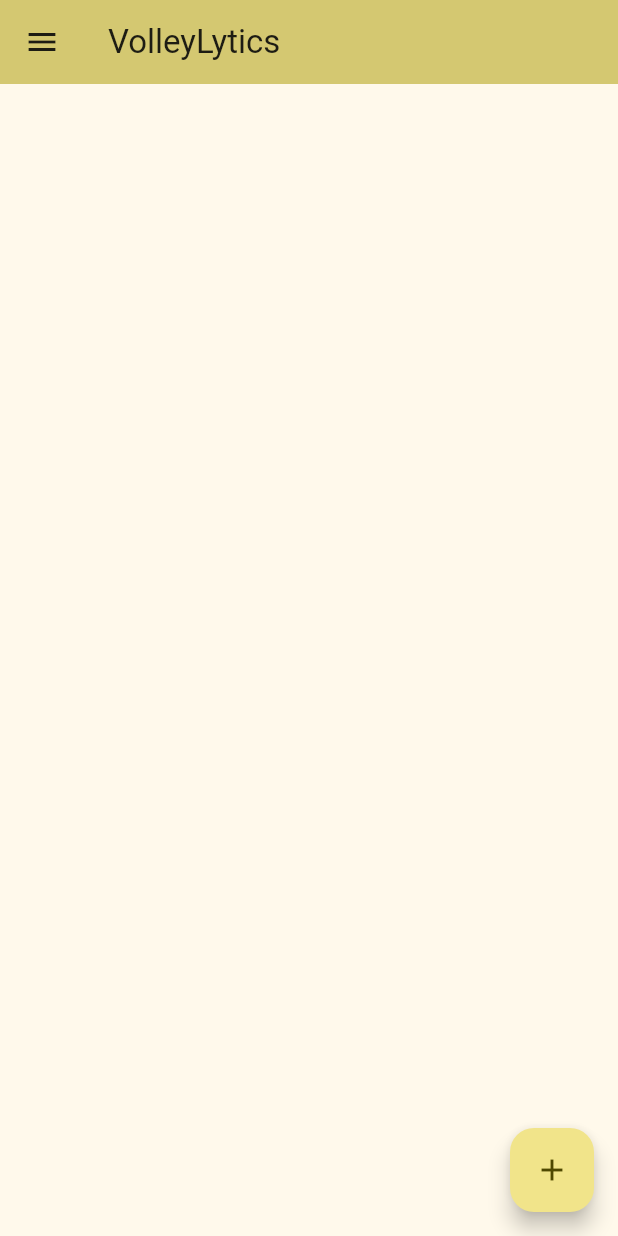
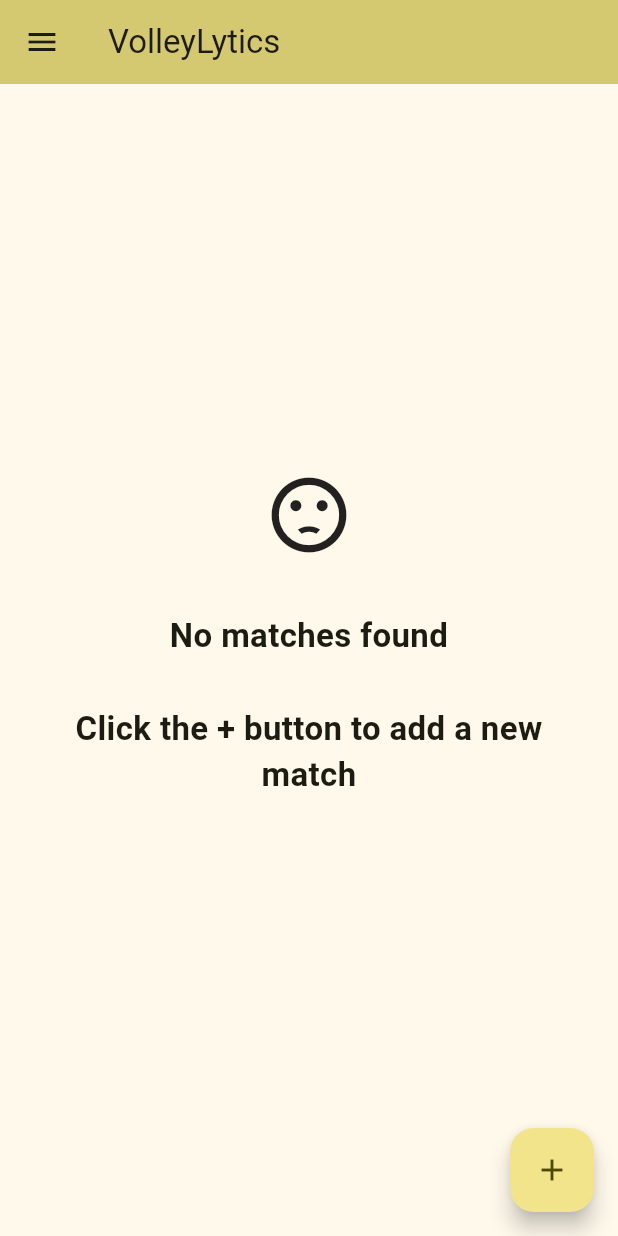
Before and after one commit to alessioC42/volleylytics, a Flutter app: the screen it shows after launch, in the side drawer, after a tap on the "add" icon, on a phone screen of 412 x 824 dp. Run offline on Flutter 3.47's test engine with Material 3 defaults, Android fonts, the phone set to English and light mode, and no system bars; our stand-ins replace flutter_slidable, localstorage; network calls fail; statements that could not run were skipped.

Commit message:
root game management with intuitive UI

```diff
--- a/lib/globals.dart
+++ b/lib/globals.dart
@@ -1,8 +1,11 @@
+import 'package:intl/intl.dart';
 import 'package:volleylytics/providers/match_provider.dart';
 import 'package:volleylytics/providers/player_provider.dart';
 import 'package:volleylytics/providers/sams_provider.dart';
 
 class Globals {
+  final dateFormatter = DateFormat('EEE dd.M.yyyy hh:mm a');
+
   late final SamsProvider samsProvider = SamsProvider();
   late final PlayerProvider playerProvider = PlayerProvider();
   late final MatchProvider matchProvider = MatchProvider();
--- /dev/null
+++ b/lib/home_page.dart
@@ -0,0 +1,242 @@
+import 'dart:ui';
+import 'package:flutter_slidable/flutter_slidable.dart';
+import 'package:intl/intl.dart';
+import 'package:volleylytics/views/editor/game_editor.dart';
+import 'package:volleylytics/views/editor/game_setup.dart';
+import 'package:volleylytics/views/sams/matches_browser_view.dart';
+import 'package:volleylytics/views/players/players_view.dart';
+
+import 'globals.dart';
+import 'models/volleyball_match.dart';
+import 'package:flutter/material.dart';
+
+class HomePage extends StatefulWidget {
+  const HomePage({super.key, required this.title});
+  final String title;
+
+  @override
+  State<HomePage> createState() => _HomePageState();
+}
+
+class _HomePageState extends State<HomePage> with TickerProviderStateMixin {
+  late final List<SlidableController> _slidableControllers;
+
+  void initSlidableControllers() {
+    try {
+      _slidableControllers.length;
+
+      if (_slidableControllers.length < globals.matchProvider.matches.length) {
+        _slidableControllers.addAll(
+          List.generate(
+            globals.matchProvider.matches.length - _slidableControllers.length,
+                (index) => SlidableController(this),
+          ),
+        );
+      } else if (_slidableControllers.length > globals.matchProvider.matches.length) {
+        _slidableControllers.removeRange(globals.matchProvider.matches.length, _slidableControllers.length);
+      }
+    } catch (e) {
+      _slidableControllers = List.generate(
+        globals.matchProvider.matches.length,
+            (index) => SlidableController(this),
+      );
+    }
+  }
+
+  @override
+  void initState() {
+    super.initState();
+    initSlidableControllers();
+  }
+
+  @override
+  Widget build(BuildContext context) {
+    return Scaffold(
+      appBar: AppBar(
+        backgroundColor: Theme.of(context).colorScheme.inversePrimary,
+        title: Text(widget.title),
+      ),
+      drawer: NavigationDrawer(
+        children: [
+          ImageFiltered(
+            imageFilter: ImageFilter.blur(sigmaX: 10, sigmaY: 10),
+            child: const Image(
+              image: AssetImage('assets/images/volleyball.jpg'),
+              fit: BoxFit.cover,
+              height: 100,
+            ),
+          ),
+          const SizedBox(height: 40),
+          ListTile(
+            title: const Text('Players'),
+            onTap: () {
+              Navigator.pop(context);
+              Navigator.push(
+                context,
+                MaterialPageRoute(builder: (context) => const PlayersView()),
+              );
+            },
+          ),
+          ListTile(
+            title: const Text('SAMS Matches'),
+            onTap: () {
+              Navigator.pop(context);
+              Navigator.push(
+                context,
+                MaterialPageRoute(
+                    builder: (context) => const MatchesBrowserView()),
+              );
+            },
+          ),
+        ],
+      ),
+      body: globals.matchProvider.matches.isNotEmpty ? ListView.builder(
+        itemCount: globals.matchProvider.matches.length,
+        itemBuilder: (context, index) {
+          final match = globals.matchProvider.matches[index];
+
+          return Slidable(
+            controller: _slidableControllers[index],
+            endActionPane: ActionPane(
+              motion: const ScrollMotion(),
+              children: [
+                SlidableAction(
+                    icon: Icons.sports_volleyball,
+                    onPressed: (context) async {
+                      VolleyballMatch? overwrittenMatch = await Navigator.push(
+                        context,
+                        MaterialPageRoute(
+                          builder: (context) => GameEditor(match: match),
+                        ),
+                      );
+
+                      if (overwrittenMatch != null) {
+                        setState(() {
+                          globals.matchProvider.matches[index] = overwrittenMatch;
+                          globals.matchProvider.saveMatches(globals.matchProvider.matches);
+                        });
+                      }
+                    }),
+                SlidableAction(
+                  icon: Icons.analytics,
+                  onPressed: (context) {
+
+                  },
+                  backgroundColor: Colors.blueAccent,
+                ),
+                SlidableAction(
+                  icon: Icons.delete_forever,
+                  onPressed: (context) async {
+                    bool confirmed = await showDialog(
+                      context: context,
+                      builder: (context) => AlertDialog(
+                        title: const Text('Delete Match?'),
+                        content: Column(
+                          mainAxisSize: MainAxisSize.min,
+                          children: [
+                            const Text('Are you sure you want to delete this match?'),
+                            Row(
+                              mainAxisAlignment: MainAxisAlignment.spaceBetween,
+                              children: [
+                                SizedBox(
+                                  width: 70,
+                                  height: 70,
+                                  child: Image.network(match.teamWe.logoURL ?? ''),
+                                ),
+                                SizedBox(
+                                  width: 70,
+                                  height: 70,
+                                  child: Image.network(match.teamThem.logoURL ?? ''),
+                                ),
+                              ],
+                            ),
+                            const SizedBox(height: 20),
+                            Text(match.teamWe.name, style: Theme.of(context).textTheme.titleLarge),
+                            Text('vs', style: Theme.of(context).textTheme.displayLarge),
+                            Text(match.teamThem.name, style: Theme.of(context).textTheme.titleLarge),
+                            const SizedBox(height: 20),
+                            Text(DateFormat.yMMMd().format(match.startTime), style: Theme.of(context).textTheme.labelMedium),
+                          ],
+                        ),
+                        actions: [
+                          TextButton(
+                            onPressed: () {
+                              Navigator.pop(context, false);
+                            },
+                            child: const Text('Cancel'),
+                          ),
+                          TextButton(
+                            onPressed: () {
+                              Navigator.pop(context, true);
+                            },
+                            child: const Text('Delete'),
+                          ),
+                        ],
+                      ),
+                    );
+                    if (confirmed) {
+                      setState(() {
+                        globals.matchProvider.matches.removeAt(index);
+                        globals.matchProvider.saveMatches(globals.matchProvider.matches);
+                        initSlidableControllers();
+                      });
+                    }
+                  },
+                  backgroundColor: Colors.red,
+                ),
+              ],
+            ),
+            child: ListTile(
+              leading: Image.network(match.teamWe.logoURL ?? ''),
+              title: Text('${match.teamWe.name} vs ${match.teamThem.name}'),
+              subtitle: Text(globals.dateFormatter.format(match.startTime), style: Theme.of(context).textTheme.labelLarge),
+              onTap: () {
+                _slidableControllers[index].openEndActionPane();
+              },
+              trailing: Image.network(match.teamThem.logoURL ?? ''),
+            ),
+          );
+        },
+      ) : const CustomScrollView(
+        physics: AlwaysScrollableScrollPhysics(),
+        slivers: [
+          SliverFillRemaining(
+            child: Column(
+              mainAxisAlignment: MainAxisAlignment.center,
+              crossAxisAlignment: CrossAxisAlignment.center,
+              children: [
+                Icon(Icons.sentiment_dissatisfied, size: 60),
+                Padding(
+                  padding: EdgeInsets.all(35),
+                  child: Text('No matches found\n\nClick the + button to add a new match',
+                      textAlign: TextAlign.center,
+                      style: TextStyle(
+                        fontSize: 22,
+                        fontWeight: FontWeight.bold,
+                      )),
+                ),
+              ],
+            ),
+          )
+        ],
+      ),
+      floatingActionButton: FloatingActionButton(
+          child: const Icon(Icons.add),
+          onPressed: () async {
+            VolleyballMatch? result = await Navigator.of(context).push(
+              MaterialPageRoute(
+                builder: (context) => const GameSetup(),
+              ),
+            );
+            if (result != null) {
+              setState(() {
+                globals.matchProvider.matches.add(result);
+                globals.matchProvider.saveMatches(globals.matchProvider.matches);
+                initSlidableControllers();
+              });
+            }
+          }
+      ),
+    );
+  }
+}
--- a/lib/main.dart
+++ b/lib/main.dart
@@ -1,14 +1,8 @@
-import 'dart:ui';
-
 import 'package:flutter/material.dart';
 import 'package:localstorage/localstorage.dart';
 import 'package:volleylytics/globals.dart';
-import 'package:volleylytics/views/editor/game_editor.dart';
-import 'package:volleylytics/views/editor/game_setup.dart';
-import 'package:volleylytics/views/sams/matches_browser_view.dart';
-import 'package:volleylytics/views/players/players_view.dart';
 
-import 'models/volleyball_match.dart';
+import 'home_page.dart';
 
 void main() async {
   WidgetsFlutterBinding.ensureInitialized();
@@ -28,113 +22,7 @@ class MyApp extends StatelessWidget {
         colorScheme: ColorScheme.fromSeed(seedColor: Colors.yellow),
         useMaterial3: true,
       ),
-      home: const MyHomePage(title: 'VolleyLytics'),
+      home: const HomePage(title: 'VolleyLytics'),
     );
   }
 }
-
-class MyHomePage extends StatefulWidget {
-  const MyHomePage({super.key, required this.title});
-  final String title;
-
-  @override
-  State<MyHomePage> createState() => _MyHomePageState();
-}
-
-class _MyHomePageState extends State<MyHomePage> {
-  @override
-  Widget build(BuildContext context) {
-    return Scaffold(
-      appBar: AppBar(
-        backgroundColor: Theme.of(context).colorScheme.inversePrimary,
-        title: Text(widget.title),
-      ),
-      drawer: NavigationDrawer(
-        children: [
-          ImageFiltered(
-            imageFilter: ImageFilter.blur(sigmaX: 10, sigmaY: 10),
-            child: const Image(
-              image: AssetImage('assets/images/volleyball.jpg'),
-              fit: BoxFit.cover,
-              height: 100,
-            ),
-          ),
-          const SizedBox(height: 40),
-          ListTile(
-            title: const Text('Players'),
-            onTap: () {
-              Navigator.pop(context);
-              Navigator.push(
-                context,
-                MaterialPageRoute(builder: (context) => const PlayersView()),
-              );
-            },
-          ),
-          ListTile(
-            title: const Text('SAMS Matches'),
-            onTap: () {
-              Navigator.pop(context);
-              Navigator.push(
-                context,
-                MaterialPageRoute(
-                    builder: (context) => const MatchesBrowserView()),
-              );
-            },
-          ),
-        ],
-      ),
-      body: ListView.builder(
-        itemCount: globals.matchProvider.matches.length,
-        itemBuilder: (context, index) {
-          final match = globals.matchProvider.matches[index];
-          return ListTile(
-            leading: SizedBox(
-              width: 50,
-              height: 50,
-              child: Image.network(match.teamThem.logoURL ?? (match.teamWe.logoURL ?? '')),
-            ),
-            title: Text('${match.teamWe.name} vs ${match.teamThem.name}'),
-            subtitle: Text(match.startTime.toString()),
-            onTap: () async {
-              VolleyballMatch? overwrittenMatch = await Navigator.push(
-                context,
-                MaterialPageRoute(
-                  builder: (context) => GameEditor(match: match),
-                ),
-              );
-
-              if (overwrittenMatch != null) {
-                setState(() {
-                  globals.matchProvider.matches[index] = overwrittenMatch;
-                  globals.matchProvider.saveMatches(globals.matchProvider.matches);
-                });
-              }
-            },
-            trailing: IconButton(
-              icon: const Icon(Icons.bubble_chart),
-              onPressed: () {
-                throw UnimplementedError('Analytics dashboard not implemented yet');
-              },
-            ),
-          );
-        },
-      ),
-      floatingActionButton: FloatingActionButton(
-        child: const Icon(Icons.add),
-        onPressed: () async {
-          VolleyballMatch? result = await Navigator.of(context).push(
-            MaterialPageRoute(
-              builder: (context) => const GameSetup(),
-            ),
-          );
-          if (result != null) {
-            setState(() {
-              globals.matchProvider.matches.add(result);
-              globals.matchProvider.saveMatches(globals.matchProvider.matches);
-            });
-          }
-        }
-      ),
-    );
-  }
-}
--- a/lib/views/editor/game_editor.dart
+++ b/lib/views/editor/game_editor.dart
@@ -173,7 +173,6 @@ class _GameEditorState extends State<GameEditor> {
       Future.delayed(
         Duration(seconds: requiredSeconds),
         () {
-          // check if widget is still mounted
           if (mounted) {
             setState(() {
               canPopNow = false;
--- a/pubspec.yaml
+++ b/pubspec.yaml
@@ -32,6 +32,8 @@ dependencies:
     sdk: flutter
   cupertino_icons: ^1.0.6
   localstorage: ^5.0.0
+  flutter_slidable: ^3.1.1
+  intl: ^0.19.0
 
 dev_dependencies:
   flutter_test:
```
Also changed, not shown: lib/views/editor/game_setup.dart (+5 -4 lines), 1 other file.
